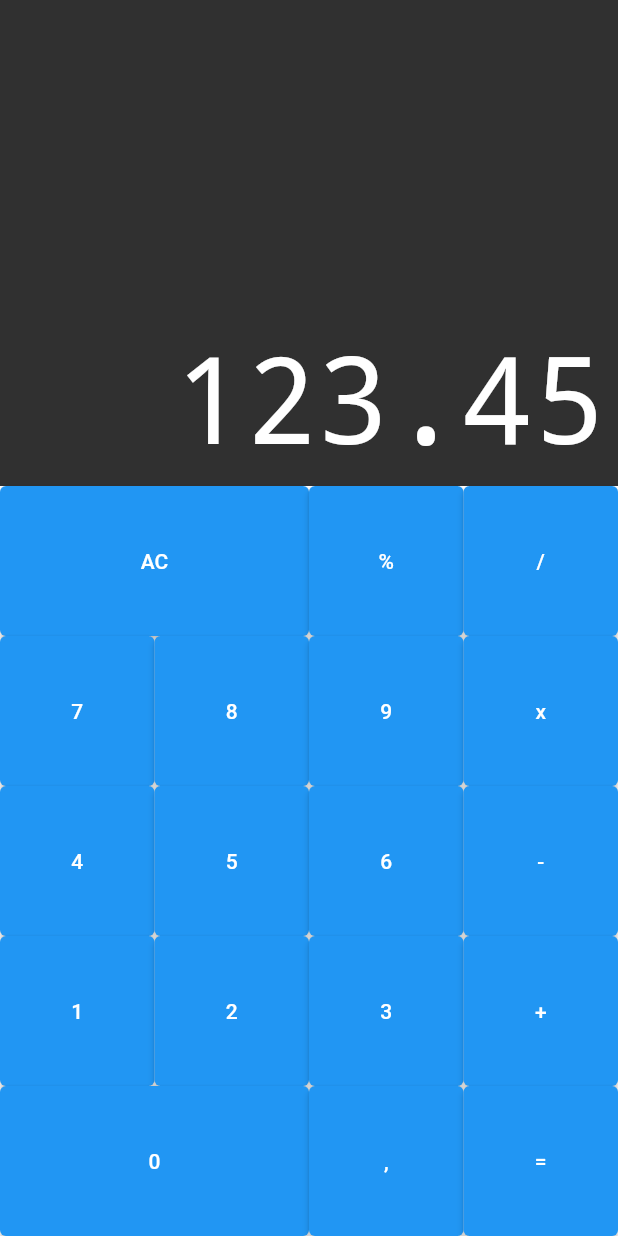
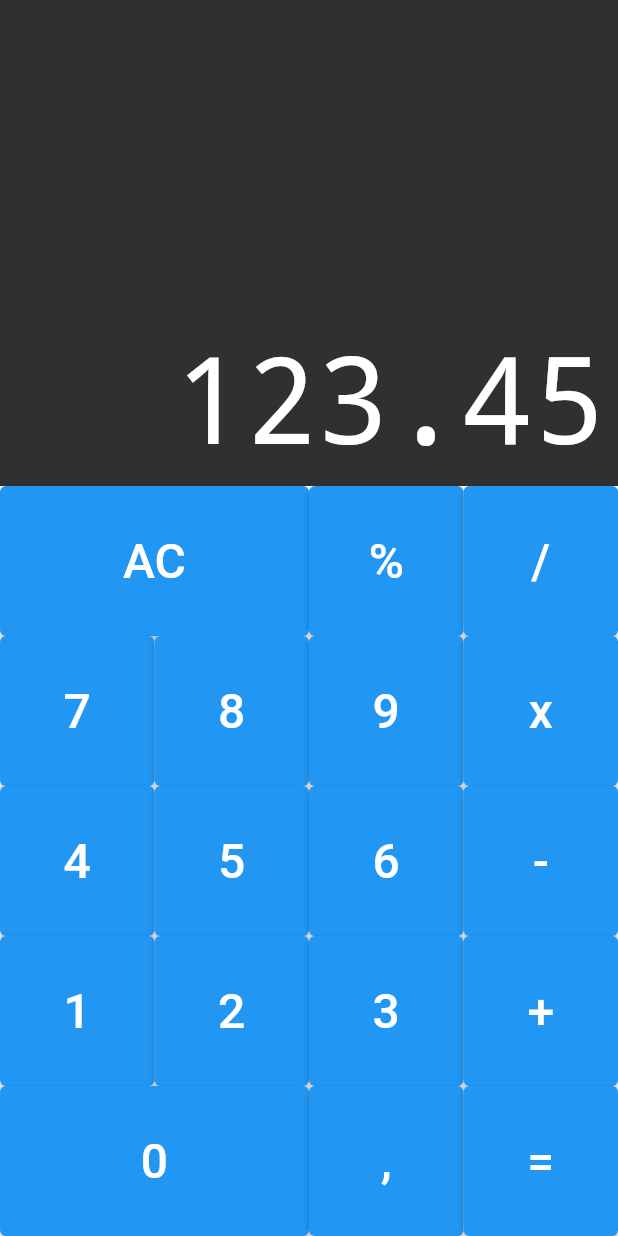
Before and after one commit to DaniloPorto30/App_calculadora, a Flutter app: the screen it shows after launch, on a phone screen of 412 x 824 dp. Run offline on Flutter 3.47's test engine with Material 2 defaults, Android fonts, the phone set to English and light mode, and no system bars; drawn by our look-alikes of auto_size_text.

```diff
--- a/lib/components/button.dart
+++ b/lib/components/button.dart
@@ -3,12 +3,30 @@ import 'button.dart';
 import 'button_row.dart';
 
 class Button extends StatelessWidget {
+  static const DARK = Color.fromRGBO(82, 82, 82, 1);
+  static const DEFAULT = Color.fromRGBO(112, 112, 112, 1);
+  static const OPERATION = Color.fromRGBO(250, 158, 13, 1);
+
   final String text;
   final bool big;
+  final Color color;
 
   Button({
     required this.text,
-     this.big = false,
+    this.big = false,
+    this.color = DEFAULT,
+  });
+
+Button.big({
+    required this.text,
+    this.big = true,
+    this.color = DEFAULT,
+  });
+
+Button.operation({
+    required this.text,
+    this.big = false,
+    this.color = OPERATION,
   });
 
   @override
@@ -17,7 +35,15 @@ class Button extends StatelessWidget {
       flex: big ? 2 : 1,
       child: ElevatedButton(
         onPressed: () {},
-        child: Text(text),
+        child: Text(
+          text,
+          style: TextStyle(
+            color: Colors.white,
+            fontSize: 32,
+            fontWeight: FontWeight.w500,
+
+          ),
+        ),
       ),
     );
   }
--- a/lib/components/keyboard.dart
+++ b/lib/components/keyboard.dart
@@ -10,32 +10,32 @@ class  Keyboard extends StatelessWidget {
       child: Column(
         children: <Widget>[
         ButtonRow([
-           Button(text: 'AC', big: true),
+           Button.big(text: 'AC'),
             Button(text: '%'),
-             Button(text: '/')
+             Button.operation(text: '/')
          ]),
          ButtonRow([
            Button(text: '7'),
             Button(text: '8'),
              Button(text: '9'),
-              Button(text: 'x')
+              Button.operation(text: 'x')
          ]),
           ButtonRow([
            Button(text: '4'),
             Button(text: '5'),
              Button(text: '6'),
-              Button(text: '-')
+              Button.operation(text: '-')
          ]),
           ButtonRow([
            Button(text: '1'),
             Button(text: '2'),
              Button(text: '3'),
-              Button(text: '+')
+              Button.operation(text: '+')
          ]),
           ButtonRow([
-           Button(text: '0', big: true),
+           Button.big(text: '0'),
             Button(text: ','),
-             Button(text: '=')
+             Button.operation(text: '=')
          ])
         ],
       ),
```
